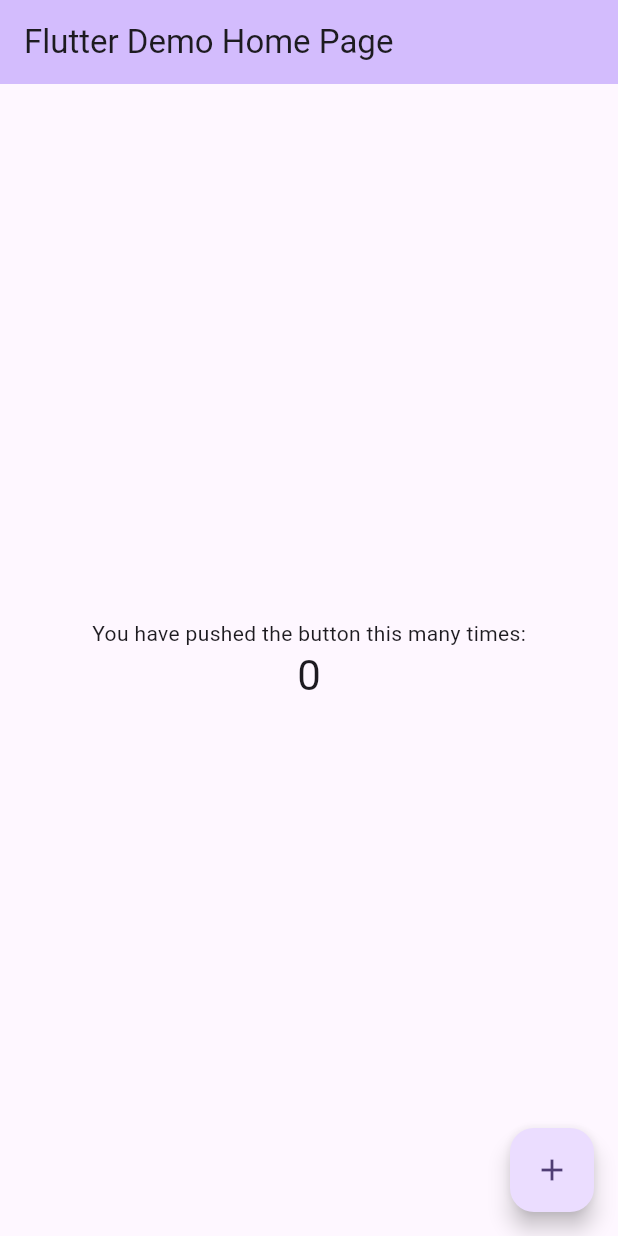
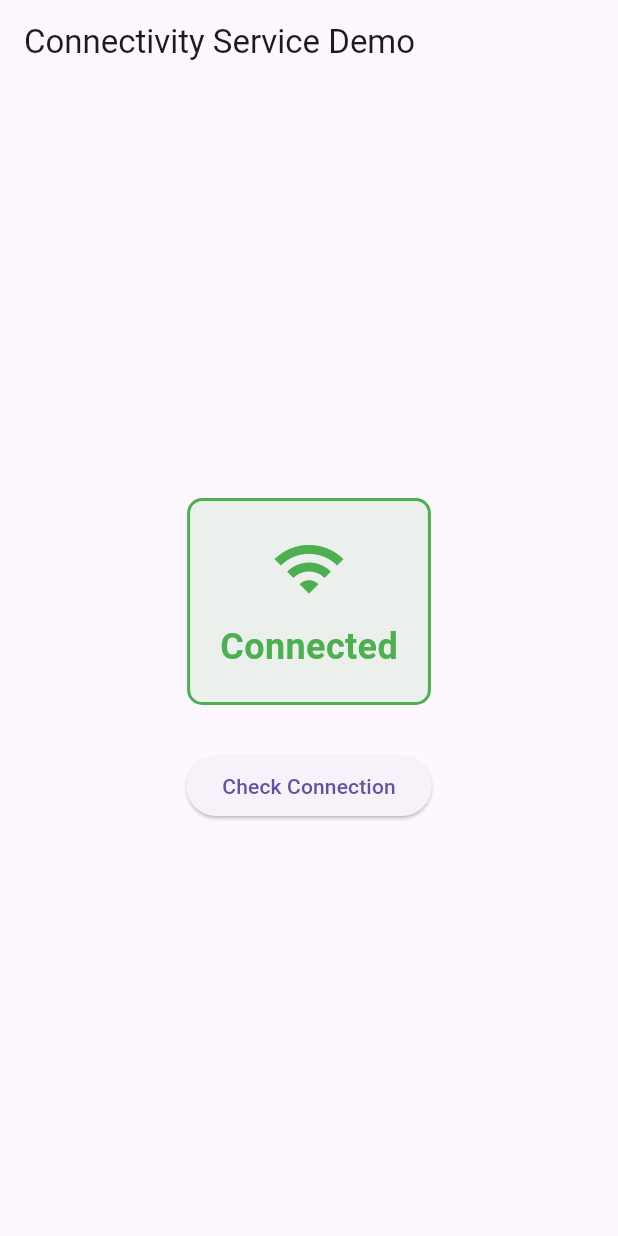
Before and after one commit to mr-sahu/flutter_connectivity_service, a Flutter app: the screen it shows after launch, on a phone screen of 412 x 824 dp. Run offline on Flutter 3.47's test engine with Material 3 defaults, Android fonts, the light colour scheme and no system bars; our stand-ins replace connectivity_plus, get.

Commit message:
commit license file by Sahu on 25/nov/2025

```diff
--- a/lib/main.dart
+++ b/lib/main.dart
@@ -1,125 +1,96 @@
 import 'package:flutter/material.dart';
+import 'package:get/get.dart';
+import 'package:flutter_connectivity_service/flutter_connectivity_service.dart';
 
 void main() {
-  runApp(const MyApp());
+  runApp(MyApp());
 }
 
 class MyApp extends StatelessWidget {
-  const MyApp({super.key});
-
-  // This widget is the root of your application.
   @override
   Widget build(BuildContext context) {
-    return MaterialApp(
-      title: 'Flutter Demo',
+    return GetMaterialApp(
+      title: 'Connectivity Service Demo',
       theme: ThemeData(
-        // This is the theme of your application.
-        //
-        // TRY THIS: Try running your application with "flutter run". You'll see
-        // the application has a purple toolbar. Then, without quitting the app,
-        // try changing the seedColor in the colorScheme below to Colors.green
-        // and then invoke "hot reload" (save your changes or press the "hot
-        // reload" button in a Flutter-supported IDE, or press "r" if you used
-        // the command line to start the app).
-        //
-        // Notice that the counter didn't reset back to zero; the application
-        // state is not lost during the reload. To reset the state, use hot
-        // restart instead.
-        //
-        // This works for code too, not just values: Most code changes can be
-        // tested with just a hot reload.
-        colorScheme: ColorScheme.fromSeed(seedColor: Colors.deepPurple),
-        useMaterial3: true,
+        primarySwatch: Colors.blue,
       ),
-      home: const MyHomePage(title: 'Flutter Demo Home Page'),
+      home: MyHomePage(),
     );
   }
 }
 
-class MyHomePage extends StatefulWidget {
-  const MyHomePage({super.key, required this.title});
+class MyHomePage extends StatelessWidget {
+  final ConnectionServices connectionService = Get.put(ConnectionServices());
 
-  // This widget is the home page of your application. It is stateful, meaning
-  // that it has a State object (defined below) that contains fields that affect
-  // how it looks.
-
-  // This class is the configuration for the state. It holds the values (in this
-  // case the title) provided by the parent (in this case the App widget) and
-  // used by the build method of the State. Fields in a Widget subclass are
-  // always marked "final".
-
-  final String title;
-
-  @override
-  State<MyHomePage> createState() => _MyHomePageState();
-}
-
-class _MyHomePageState extends State<MyHomePage> {
-  int _counter = 0;
-
-  void _incrementCounter() {
-    setState(() {
-      // This call to setState tells the Flutter framework that something has
-      // changed in this State, which causes it to rerun the build method below
-      // so that the display can reflect the updated values. If we changed
-      // _counter without calling setState(), then the build method would not be
-      // called again, and so nothing would appear to happen.
-      _counter++;
-    });
-  }
+  MyHomePage({Key? key}) : super(key: key);
 
   @override
   Widget build(BuildContext context) {
-    // This method is rerun every time setState is called, for instance as done
-    // by the _incrementCounter method above.
-    //
-    // The Flutter framework has been optimized to make rerunning build methods
-    // fast, so that you can just rebuild anything that needs updating rather
-    // than having to individually change instances of widgets.
     return Scaffold(
       appBar: AppBar(
-        // TRY THIS: Try changing the color here to a specific color (to
-        // Colors.amber, perhaps?) and trigger a hot reload to see the AppBar
-        // change color while the other colors stay the same.
-        backgroundColor: Theme.of(context).colorScheme.inversePrimary,
-        // Here we take the value from the MyHomePage object that was created by
-        // the App.build method, and use it to set our appbar title.
-        title: Text(widget.title),
+        title: const Text('Connectivity Service Demo'),
       ),
       body: Center(
-        // Center is a layout widget. It takes a single child and positions it
-        // in the middle of the parent.
         child: Column(
-          // Column is also a layout widget. It takes a list of children and
-          // arranges them vertically. By default, it sizes itself to fit its
-          // children horizontally, and tries to be as tall as its parent.
-          //
-          // Column has various properties to control how it sizes itself and
-          // how it positions its children. Here we use mainAxisAlignment to
-          // center the children vertically; the main axis here is the vertical
-          // axis because Columns are vertical (the cross axis would be
-          // horizontal).
-          //
-          // TRY THIS: Invoke "debug painting" (choose the "Toggle Debug Paint"
-          // action in the IDE, or press "p" in the console), to see the
-          // wireframe for each widget.
           mainAxisAlignment: MainAxisAlignment.center,
           children: <Widget>[
-            const Text(
-              'You have pushed the button this many times:',
-            ),
-            Text(
-              '$_counter',
-              style: Theme.of(context).textTheme.headlineMedium,
+            Obx(() => Container(
+              padding: const EdgeInsets.all(20),
+              decoration: BoxDecoration(
+                color: connectionService.isConnected.value
+                    ? Colors.green.withOpacity(0.1)
+                    : Colors.red.withOpacity(0.1),
+                borderRadius: BorderRadius.circular(10),
+                border: Border.all(
+                  color: connectionService.isConnected.value
+                      ? Colors.green
+                      : Colors.red,
+                  width: 2,
+                ),
+              ),
+              child: Column(
+                children: [
+                  Icon(
+                    connectionService.isConnected.value
+                        ? Icons.wifi
+                        : Icons.wifi_off,
+                    size: 50,
+                    color: connectionService.isConnected.value
+                        ? Colors.green
+                        : Colors.red,
+                  ),
+                  const SizedBox(height: 10),
+                  Text(
+                    connectionService.isConnected.value
+                        ? 'Connected'
+                        : 'Disconnected',
+                    style: TextStyle(
+                      fontSize: 24,
+                      fontWeight: FontWeight.bold,
+                      color: connectionService.isConnected.value
+                          ? Colors.green
+                          : Colors.red,
+                    ),
+                  ),
+                ],
+              ),
+            )),
+            const SizedBox(height: 30),
+            ElevatedButton(
+              onPressed: () async {
+                bool isConnected = await connectionService.checkConnection();
+                Get.snackbar(
+                  'Connection Status',
+                  isConnected ? 'Connected' : 'Not Connected',
+                  backgroundColor: isConnected ? Colors.green : Colors.red,
+                  colorText: Colors.white,
+                );
+              },
+              child: const Text('Check Connection'),
             ),
           ],
         ),
       ),
-      floatingActionButton: FloatingActionButton(
-        onPressed: _incrementCounter,
-        tooltip: 'Increment',
-        child: const Icon(Icons.add),
-      ), // This trailing comma makes auto-formatting nicer for build methods.
     );
   }
 }
```
Also changed, not shown: pubspec.lock, 1 other file.
